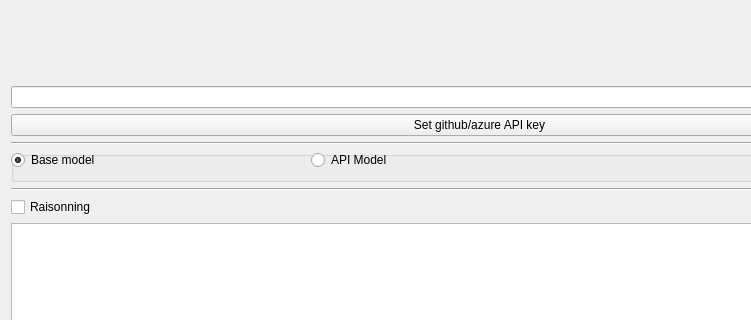
Above: SlicerGPT/Resources/UI/SlicerGPT.ui from yanisseF69/SlicerExtensionSandBox before the change; both pictures show x 0 to 751 and y 122 to 442 of the 959 by 803 pixel window. Below: the same form after it.
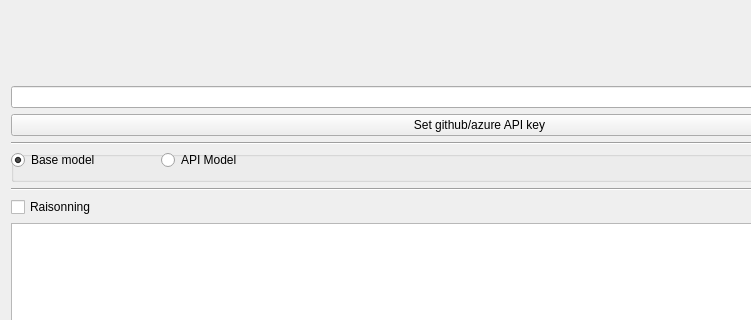
That is the form after the change. Custom widgets are drawn as their Qt base class.

Commit message: little changes in UI and code, fix bug client used when we enter api key + select base model

```diff
--- a/SlicerGPT/Resources/UI/SlicerGPT.ui
+++ b/SlicerGPT/Resources/UI/SlicerGPT.ui
@@ -59,9 +59,9 @@
      <widget class="QRadioButton" name="apiButton">
       <property name="geometry">
        <rect>
-        <x>300</x>
+        <x>150</x>
         <y>0</y>
-        <width>291</width>
+        <width>171</width>
         <height>18</height>
        </rect>
       </property>
@@ -74,7 +74,7 @@
        <rect>
         <x>0</x>
         <y>0</y>
-        <width>291</width>
+        <width>141</width>
         <height>18</height>
        </rect>
       </property>
```
The commit also changes 2 other files.
